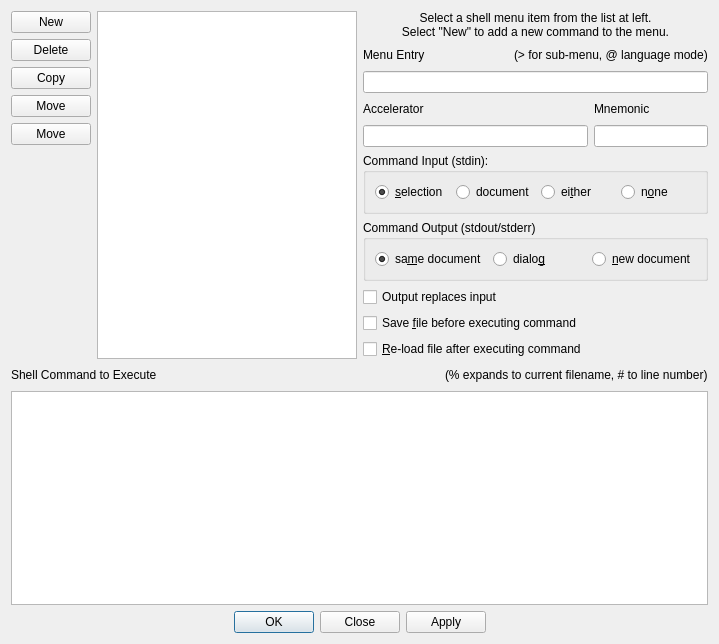
The window that source/ui/DialogShellMenu.ui (eteran/nedit-ng) describes before a commit, drawn with Qt 5.
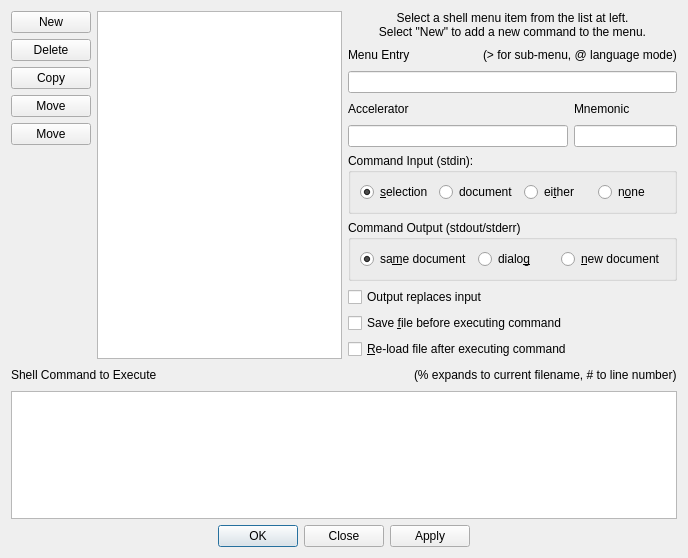
The same window after the commit. Icons and pictures are not drawn. Custom widgets are drawn as their Qt base class.

```diff
--- a/source/ui/DialogShellMenu.ui
+++ b/source/ui/DialogShellMenu.ui
@@ -6,8 +6,8 @@
    <rect>
     <x>0</x>
     <y>0</y>
-    <width>719</width>
-    <height>644</height>
+    <width>688</width>
+    <height>558</height>
    </rect>
   </property>
   <property name="windowTitle">
@@ -145,7 +145,11 @@
         </layout>
        </item>
        <item>
-        <widget class="QLineEdit" name="editName"/>
+        <widget class="QLineEdit" name="editName">
+         <property name="clearButtonEnabled">
+          <bool>true</bool>
+         </property>
+        </widget>
        </item>
        <item>
         <layout class="QHBoxLayout" name="horizontalLayout_6">
```
Left out of the diff: 15 changed lines with no effect on the pictures.
